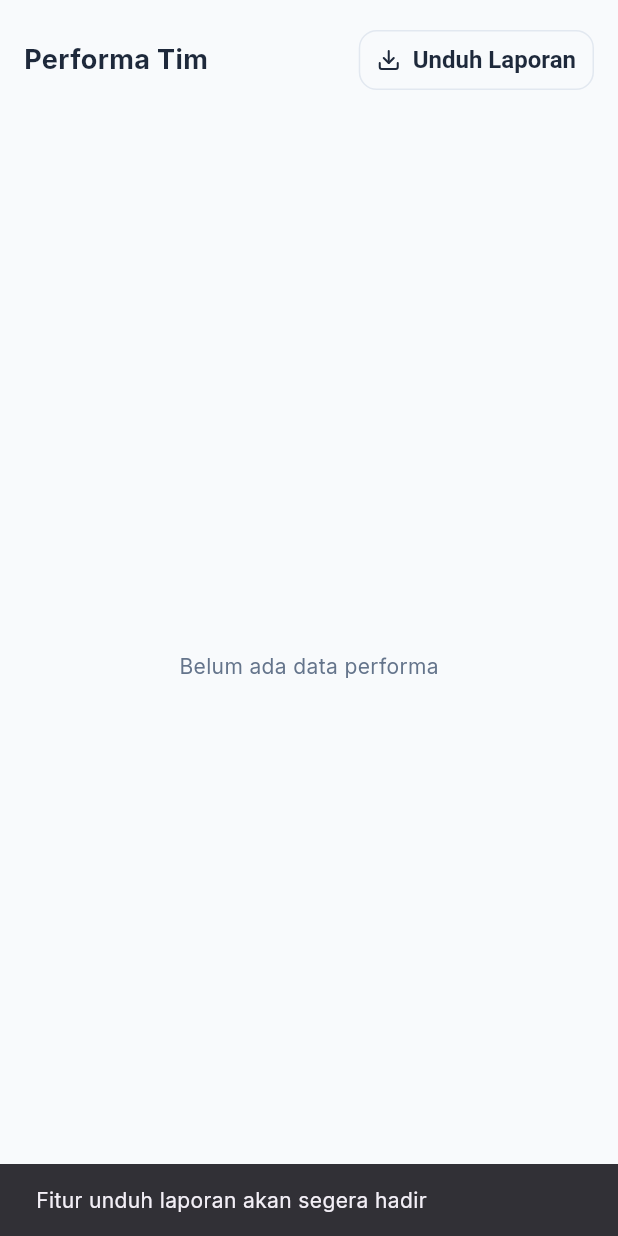
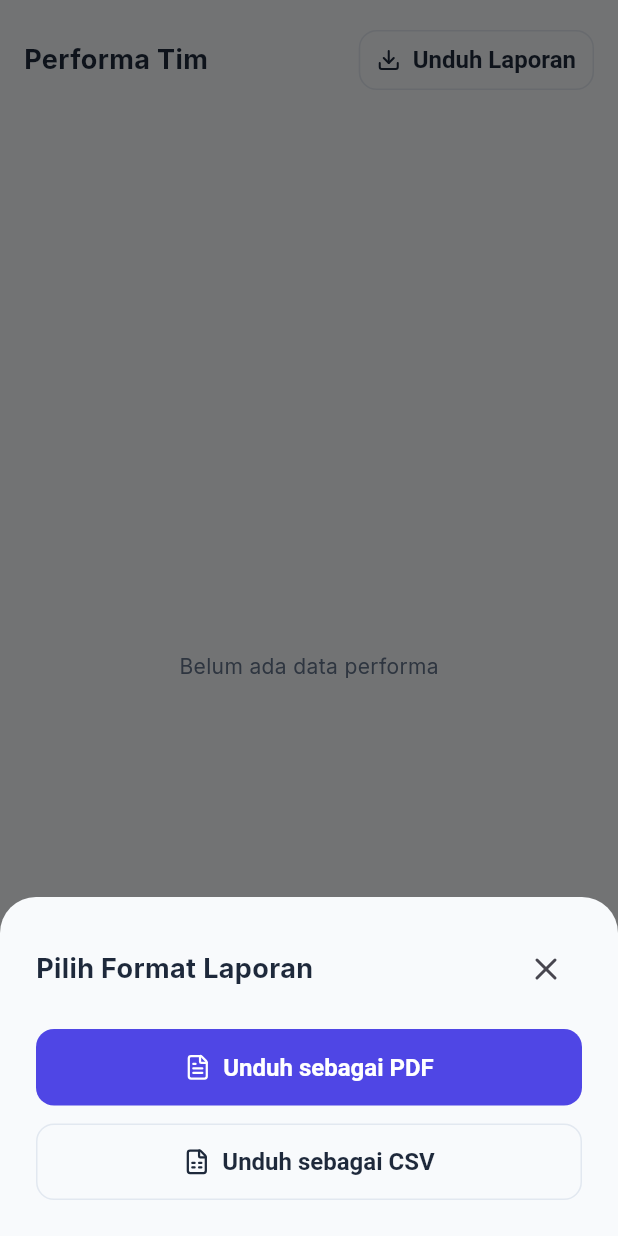
Before and after one commit to FajarKurniaPutra/sedya_mobile, a Flutter app: the HRDashboardView widget shown alone on an empty page, opened directly with empty values, after a tap on "Unduh Laporan", on a phone screen of 412 x 824 dp. Run offline on Flutter 3.47's test engine with Material 3 defaults, Android fonts, the phone set to English and light mode, and no system bars; our stand-ins replace firebase_core, firebase_messaging, google_fonts, google_sign_in, image_picker, lucide_icons and 2 more; accounts and stored records are empty; network calls fail.

Commit message:
tambah manipulasi member, handler push notif, fitur unduh laporan csv & pdf

```diff
--- a/lib/services/task_service.dart
+++ b/lib/services/task_service.dart
@@ -105,13 +105,13 @@ class TaskService {
     if (kIsWeb && imageWeb != null) {
       final bytes = await imageWeb.readAsBytes();
       files.add(http.MultipartFile.fromBytes(
-        'gambar', // INFO: Pastikan ke teman backend-mu, nama parameter API-nya 'gambar', 'image', atau 'foto'?
+        'attachment',
         bytes,
         filename: imageWeb.name,
       ));
     } else if (!kIsWeb && imageFile != null) {
       files.add(await http.MultipartFile.fromPath(
-        'gambar', // Samakan nama parameter ini dengan yang di atas
+        'attachment',
         imageFile.path,
       ));
     }
--- a/lib/ui/screens/hr_dashboard_view.dart
+++ b/lib/ui/screens/hr_dashboard_view.dart
@@ -3,6 +3,9 @@ import 'package:lucide_icons/lucide_icons.dart';
 import '../../core/constants.dart';
 import '../../models/models.dart';
 import '../../services/hr_service.dart';
+import 'package:share_plus/share_plus.dart';
+import 'dart:io';
+import 'package:flutter/foundation.dart'; // for kIsWeb
 
 class HRDashboardView extends StatefulWidget {
   final int projectId;
@@ -53,11 +56,7 @@ class _HRDashboardViewState extends State<HRDashboardView> {
                 style: TextStyle(fontSize: 18, fontWeight: FontWeight.bold),
               ),
               OutlinedButton.icon(
-                onPressed: () {
-                  ScaffoldMessenger.of(context).showSnackBar(
-                    const SnackBar(content: Text('Fitur unduh laporan akan segera hadir')),
-                  );
-                },
+                onPressed: () => _showDownloadDialog(context),
                 icon: const Icon(LucideIcons.download, size: 16),
                 label: const Text('Unduh Laporan'),
                 style: OutlinedButton.styleFrom(
@@ -178,4 +177,64 @@ class _HRDashboardViewState extends State<HRDashboardView> {
       ),
     );
   }
+
+  void _showDownloadDialog(BuildContext context) {
+    showModalBottomSheet(
+      context: context,
+      backgroundColor: Colors.transparent,
+      builder: (ctx) => Container(
+        decoration: BoxDecoration(
+          color: Theme.of(context).scaffoldBackgroundColor,
+          borderRadius: const BorderRadius.vertical(top: Radius.circular(24)),
+        ),
+        padding: const EdgeInsets.all(24),
+        child: Column(
+          mainAxisSize: MainAxisSize.min,
+          crossAxisAlignment: CrossAxisAlignment.stretch,
+          children: [
+            Row(
+              mainAxisAlignment: MainAxisAlignment.spaceBetween,
+              children: [
+                const Text('Pilih Format Laporan', style: TextStyle(fontSize: 18, fontWeight: FontWeight.bold)),
+                IconButton(icon: const Icon(LucideIcons.x), onPressed: () => Navigator.pop(ctx)),
+              ],
+            ),
+            const SizedBox(height: 16),
+            ElevatedButton.icon(
+              onPressed: () => _downloadAndShare(ctx, 'pdf', 'application/pdf'),
+              icon: const Icon(LucideIcons.fileText),
+              label: const Text('Unduh sebagai PDF'),
+            ),
+            const SizedBox(height: 12),
+            OutlinedButton.icon(
+              onPressed: () => _downloadAndShare(ctx, 'csv', 'text/csv'),
+              icon: const Icon(LucideIcons.fileSpreadsheet),
+              label: const Text('Unduh sebagai CSV'),
+            ),
+          ],
+        ),
+      ),
+    );
+  }
+
+  Future<void> _downloadAndShare(BuildContext ctx, String format, String mimeType) async {
+    Navigator.pop(ctx);
+    ScaffoldMessenger.of(context).showSnackBar(SnackBar(content: Text('Sedang mengunduh laporan $format...')));
+
+    final bytes = await _hrService.downloadReport(widget.projectId, format);
+    if (bytes != null) {
+      if (!kIsWeb) {
+        final xfile = XFile.fromData(bytes, name: 'laporan_performa.$format', mimeType: mimeType);
+        await Share.shareXFiles([xfile], text: 'Laporan Performa Tim');
+      } else {
+        ScaffoldMessenger.of(context).showSnackBar(
+           const SnackBar(content: Text('Berhasil diunduh! Silakan cek file pada platform Anda.')),
+        );
+      }
+    } else {
+      ScaffoldMessenger.of(context).showSnackBar(
+        const SnackBar(content: Text('Gagal mengunduh laporan. Silakan coba lagi.')),
+      );
+    }
+  }
 }
--- a/lib/ui/screens/member_list_view.dart
+++ b/lib/ui/screens/member_list_view.dart
@@ -10,12 +10,14 @@ class MemberListView extends StatefulWidget {
   final int projectId;
   final List<ProjectMember> members;
   final String userRole;
+  final VoidCallback? onRefresh;
 
   const MemberListView({
     super.key,
     required this.projectId,
     required this.members,
     required this.userRole,
+    this.onRefresh,
   });
 
   @override
@@ -88,6 +90,7 @@ class _MemberListViewState extends State<MemberListView> {
                         );
                         // CATATAN: Untuk update layar otomatis setelah berhasil, kamu harus merefresh ulang datanya
                         // Karena file ini dipisah, kamu bisa panggil reload dari parent screen-nya nanti
+                        widget.onRefresh?.call();
                       }
                     },
                   ),
@@ -115,6 +118,7 @@ class _MemberListViewState extends State<MemberListView> {
                         backgroundColor: resp.success ? Colors.green : Colors.red,
                       ),
                     );
+                    widget.onRefresh?.call();
                   }
                 },
                 child: isSaving
--- a/lib/ui/screens/project_list_screen.dart
+++ b/lib/ui/screens/project_list_screen.dart
@@ -218,7 +218,7 @@ class _ProjectListScreenState extends State<ProjectListScreen> {
                   child: OutlinedButton.icon(
                     onPressed: () => _showJoinProjectDialog(context),
                     icon: const Icon(LucideIcons.logIn, size: 18, color: AppColors.primary),
-                    label: const Text('GABUNG', style: TextStyle(color: AppColors.primary)),
+                    label: const Text('GABUNG PROYEK', style: TextStyle(color: AppColors.primary)),
                     style: OutlinedButton.styleFrom(
                       padding: const EdgeInsets.symmetric(vertical: 14),
                       side: const BorderSide(color: AppColors.primary),
--- a/lib/ui/screens/task_detail_screen.dart
+++ b/lib/ui/screens/task_detail_screen.dart
@@ -190,10 +190,11 @@ class _TaskDetailScreenState extends State<TaskDetailScreen> {
 
     _safeSetState(() => _isSendingNote = true);
 
-    // TODO: Pastikan _taskService.addNote milikmu sudah diperbarui untuk menerima parameter file gambar
     final resp = await _taskService.addNote(
       widget.taskId,
       _chatController.text.trim(),
+      imageFile: _gambarPilihan,
+      imageWeb: _gambarWeb,
     );
 
     if (mounted && !_isPopping) {
--- a/pubspec.yaml
+++ b/pubspec.yaml
@@ -3,7 +3,6 @@ description: "A new Flutter project."
 # The following line prevents the package from being accidentally published to
 # pub.dev using `flutter pub publish`. This is preferred for private packages.
 publish_to: 'none' # Remove this line if you wish to publish to pub.dev
-
 # The following defines the version and build number for your application.
 # A version number is three numbers separated by dots, like 1.2.43
 # followed by an optional build number separated by a +.
@@ -46,6 +45,7 @@ dependencies:
   image_picker: ^1.2.2
 
   firebase_core: any
+  firebase_messaging: ^16.2.2
 dev_dependencies:
   flutter_test:
     sdk: flutter
```
Also changed, not shown: lib/main.dart (+71 -2 lines), lib/providers/auth_provider.dart (+21 -0 lines), lib/services/hr_service.dart (+28 -0 lines), lib/ui/screens/project_detail_screen.dart (+6 -1 lines), pubspec.lock, 4 other files.
